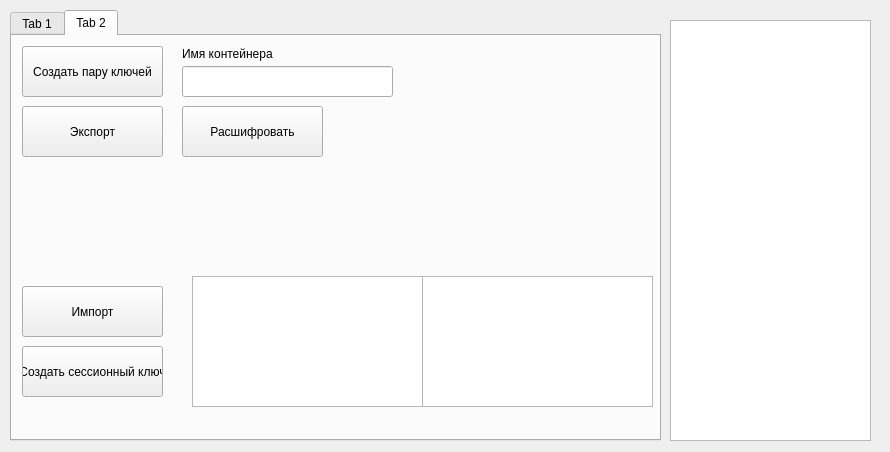
First picture: the form in mainwindow.ui, repository suiljex/cryptoapi_lab, before the edit.
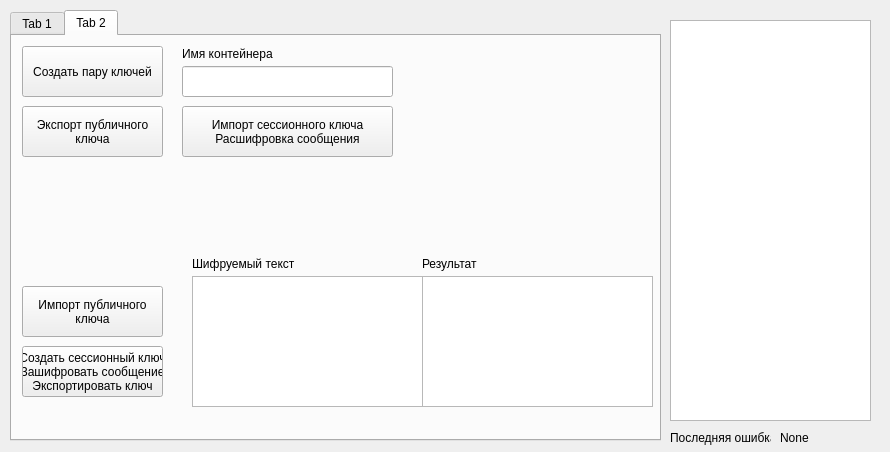
Second picture: the form after the edit.

Commit message: FIX Небольшие исправления   Переработана структура   Разделены "клиентская" и "серверная" части   Исправлен GUI   Добавлен вывод ошибок

What changed in the file:
```diff
--- a/mainwindow.ui
+++ b/mainwindow.ui
@@ -20,7 +20,7 @@
       <x>670</x>
       <y>20</y>
       <width>201</width>
-      <height>421</height>
+      <height>401</height>
      </rect>
     </property>
    </widget>
@@ -197,7 +197,8 @@
        </rect>
       </property>
       <property name="text">
-       <string>Экспорт</string>
+       <string>Экспорт публичного
+ключа</string>
       </property>
      </widget>
      <widget class="QPushButton" name="pushButton_5">
@@ -210,7 +211,8 @@
        </rect>
       </property>
       <property name="text">
-       <string>Импорт</string>
+       <string>Импорт публичного
+ключа</string>
       </property>
      </widget>
      <widget class="QPushButton" name="pushButton_6">
@@ -223,7 +225,9 @@
        </rect>
       </property>
       <property name="text">
-       <string>Создать сессионный ключ</string>
+       <string>Создать сессионный ключ
+Зашифровать сообщение
+Экспортировать ключ</string>
       </property>
      </widget>
      <widget class="QTextEdit" name="textEdit_3">
@@ -251,16 +255,69 @@
        <rect>
         <x>170</x>
         <y>70</y>
-        <width>141</width>
+        <width>211</width>
         <height>51</height>
        </rect>
       </property>
       <property name="text">
-       <string>Расшифровать</string>
+       <string>Импорт сессионного ключа
+Расшифровка сообщения</string>
+      </property>
+     </widget>
+     <widget class="QLabel" name="label_5">
+      <property name="geometry">
+       <rect>
+        <x>180</x>
+        <y>220</y>
+        <width>231</width>
+        <height>16</height>
+       </rect>
+      </property>
+      <property name="text">
+       <string>Шифруемый текст</string>
+      </property>
+     </widget>
+     <widget class="QLabel" name="label_6">
+      <property name="geometry">
+       <rect>
+        <x>410</x>
+        <y>220</y>
+        <width>231</width>
+        <height>16</height>
+       </rect>
+      </property>
+      <property name="text">
+       <string>Результат</string>
       </property>
      </widget>
     </widget>
    </widget>
+   <widget class="QLabel" name="label_7">
+    <property name="geometry">
+     <rect>
+      <x>670</x>
+      <y>430</y>
+      <width>101</width>
+      <height>16</height>
+     </rect>
+    </property>
+    <property name="text">
+     <string>Последняя ошибка:</string>
+    </property>
+   </widget>
+   <widget class="QLabel" name="label_8">
+    <property name="geometry">
+     <rect>
+      <x>780</x>
+      <y>430</y>
+      <width>101</width>
+      <height>16</height>
+     </rect>
+    </property>
+    <property name="text">
+     <string>None</string>
+    </property>
+   </widget>
   </widget>
  </widget>
  <layoutdefault spacing="6" margin="11"/>
```
The commit also changes 2 other files.
